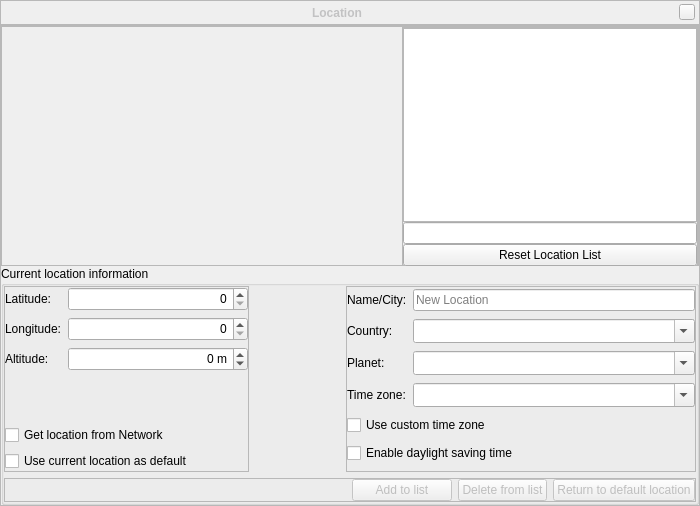
519984307/stellarium_src, file src/gui/locationDialogGui.ui: the form before one commit.
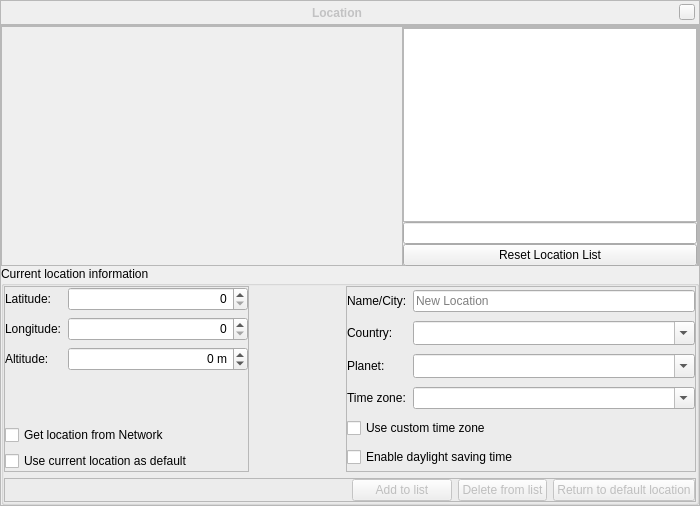
The form after the commit. Icons and pictures are not drawn. Custom widgets are drawn as their Qt base class.

Diff of the .ui file:
```diff
--- a/src/gui/locationDialogGui.ui
+++ b/src/gui/locationDialogGui.ui
@@ -736,24 +736,6 @@
               <property name="enabled">
                <bool>true</bool>
               </property>
-              <property name="sizePolicy">
-               <sizepolicy hsizetype="Preferred" vsizetype="Preferred">
-                <horstretch>0</horstretch>
-                <verstretch>0</verstretch>
-               </sizepolicy>
-              </property>
-              <property name="minimumSize">
-               <size>
-                <width>0</width>
-                <height>24</height>
-               </size>
-              </property>
-              <property name="maximumSize">
-               <size>
-                <width>16777215</width>
-                <height>24</height>
-               </size>
-              </property>
               <property name="editable">
                <bool>true</bool>
               </property>
```
